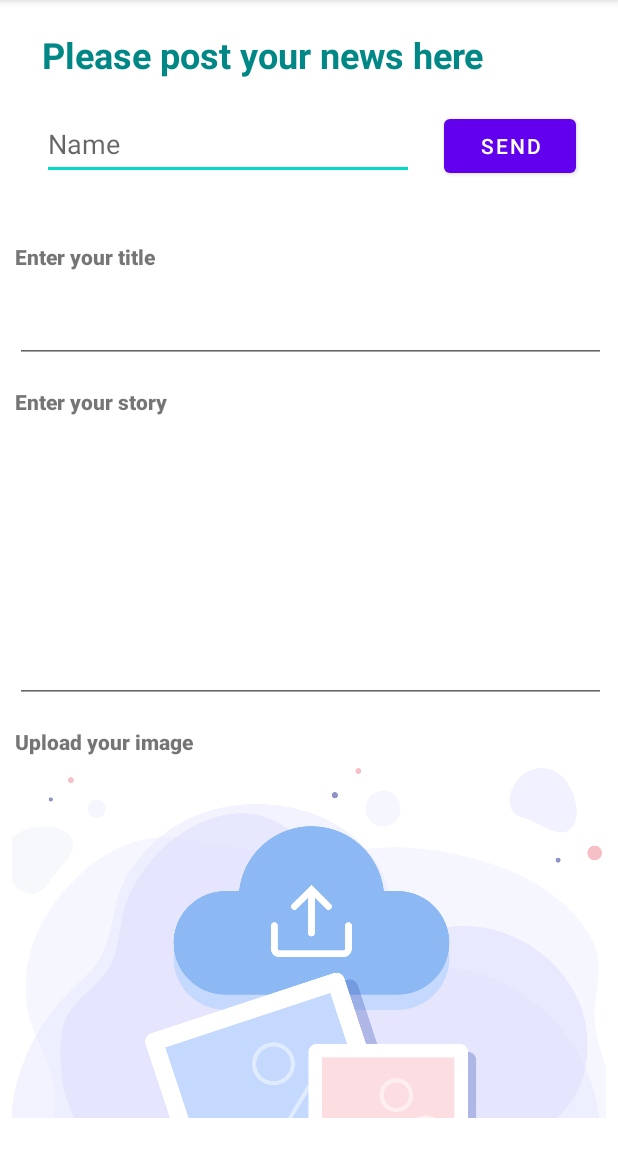
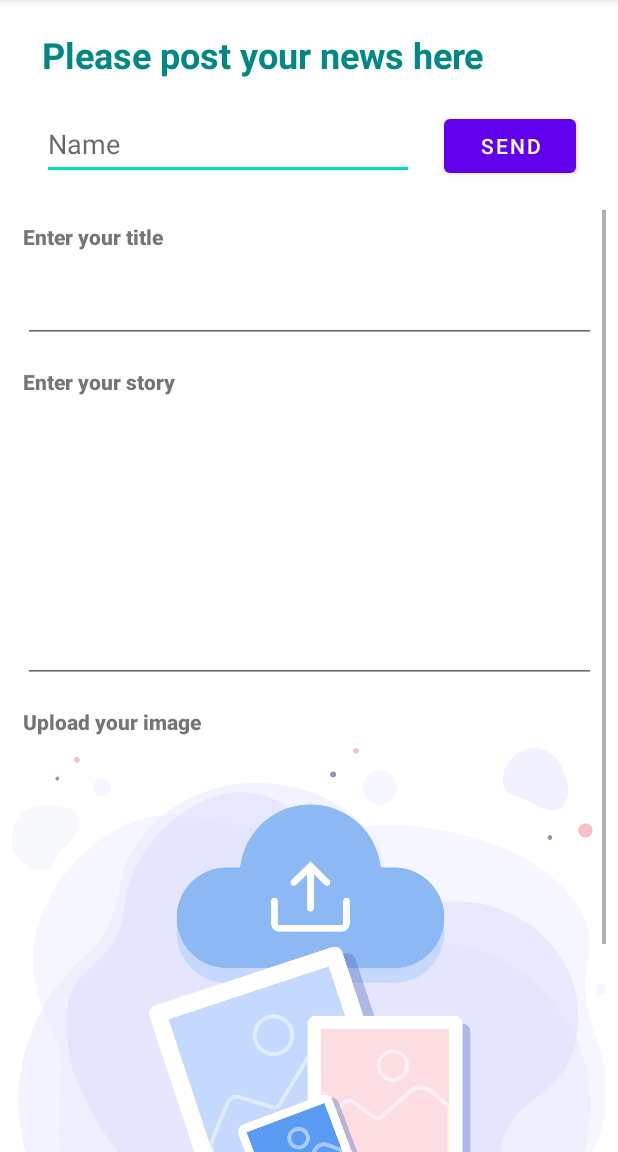
Before and after one commit to shreyaghotankar/MyAppAndroid, an Android app: the PostActivity screen opened directly, with no data from a screen before it, on a phone screen of 412 x 824 dp, the part 84-1236 px from its top. Run offline under Robolectric (Android 15) with nearby library versions, the phone set to English and light mode, and no system bars.

```diff
--- a/app/src/main/java/sjsu/cmpelkk/myappandroid/PostActivity.kt
+++ b/app/src/main/java/sjsu/cmpelkk/myappandroid/PostActivity.kt
@@ -4,6 +4,7 @@ import android.app.Activity
 import android.content.Intent
 import androidx.appcompat.app.AppCompatActivity
 import android.os.Bundle
+import android.view.MotionEvent
 import android.view.View
 import android.widget.EditText
 import android.widget.ImageView
@@ -14,6 +15,7 @@ const val IMAGE_REQUEST_CODE = 33
 
 class PostActivity : AppCompatActivity() {
     lateinit var myImage: ImageView
+    lateinit var textmultiline: EditText
     override fun onCreate(savedInstanceState: Bundle?) {
         super.onCreate(savedInstanceState)
         setContentView(R.layout.activity_post)
@@ -21,6 +23,15 @@ class PostActivity : AppCompatActivity() {
         //val myImage: ImageView = findViewById(R.id.uploadimageView)
         myImage = findViewById(R.id.uploadimageView)
         myImage.setOnClickListener{changeImage()}
+
+        textmultiline = findViewById(R.id.editTextMultiLine)
+        textmultiline.setOnTouchListener { view, event ->
+            view.parent.requestDisallowInterceptTouchEvent(true)
+            if ((event.action and MotionEvent.ACTION_MASK) == MotionEvent.ACTION_UP) {
+                view.parent.requestDisallowInterceptTouchEvent(false)
+            }
+            return@setOnTouchListener false
+        }
 
     }
 
--- a/app/src/main/res/layout/activity_post.xml
+++ b/app/src/main/res/layout/activity_post.xml
@@ -4,6 +4,7 @@
     xmlns:tools="http://schemas.android.com/tools"
     android:layout_width="match_parent"
     android:layout_height="match_parent"
+    android:overScrollMode="always"
     android:paddingStart="@dimen/bigpad"
     android:paddingEnd="@dimen/bigpad"
     tools:context=".PostActivity">
@@ -43,12 +44,11 @@
         app:layout_constraintEnd_toEndOf="parent" />
 
     <ScrollView
-        android:layout_width="410dp"
-        android:layout_height="592dp"
+        android:layout_width="398dp"
+        android:layout_height="0dp"
         android:layout_marginStart="10dp"
         android:layout_marginTop="20dp"
         android:layout_marginEnd="10dp"
-        android:layout_marginBottom="10dp"
         app:layout_constraintBottom_toBottomOf="parent"
         app:layout_constraintEnd_toEndOf="parent"
         app:layout_constraintStart_toStartOf="parent"
@@ -84,13 +84,14 @@
                 android:text="@string/storytext" />
 
             <EditText
-                android:id="@+id/editTextTextMultiLine"
+                android:id="@+id/editTextMultiLine"
                 android:layout_width="match_parent"
                 android:layout_height="175dp"
                 android:layout_margin="@dimen/bigpad"
                 android:ems="10"
                 android:gravity="start|top"
                 android:inputType="textMultiLine"
+                android:overScrollMode="always"
                 android:scrollbars="vertical" />
 
             <TextView
```
